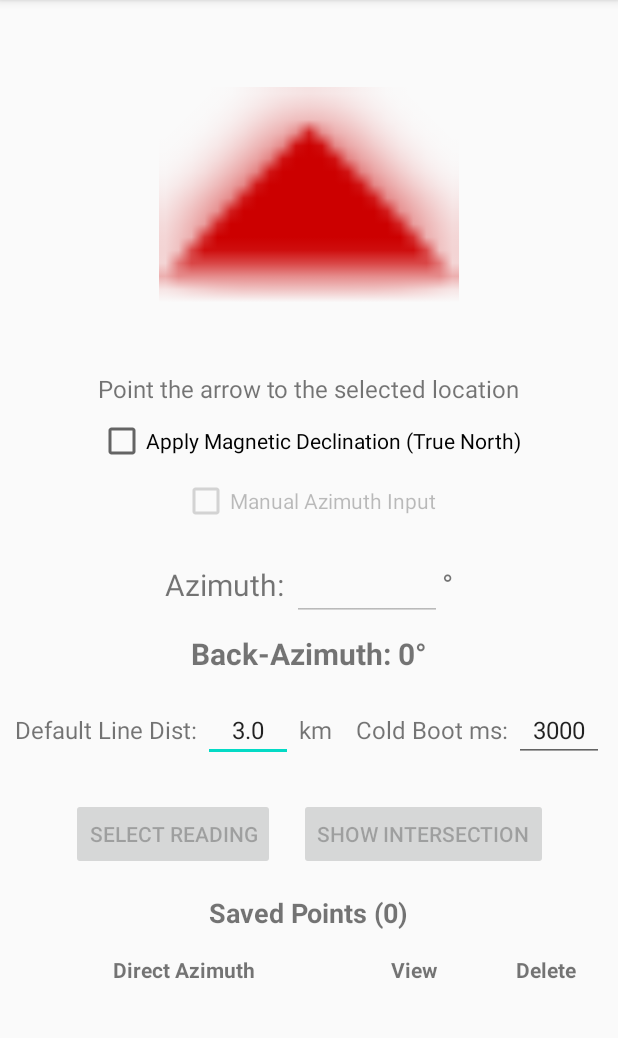
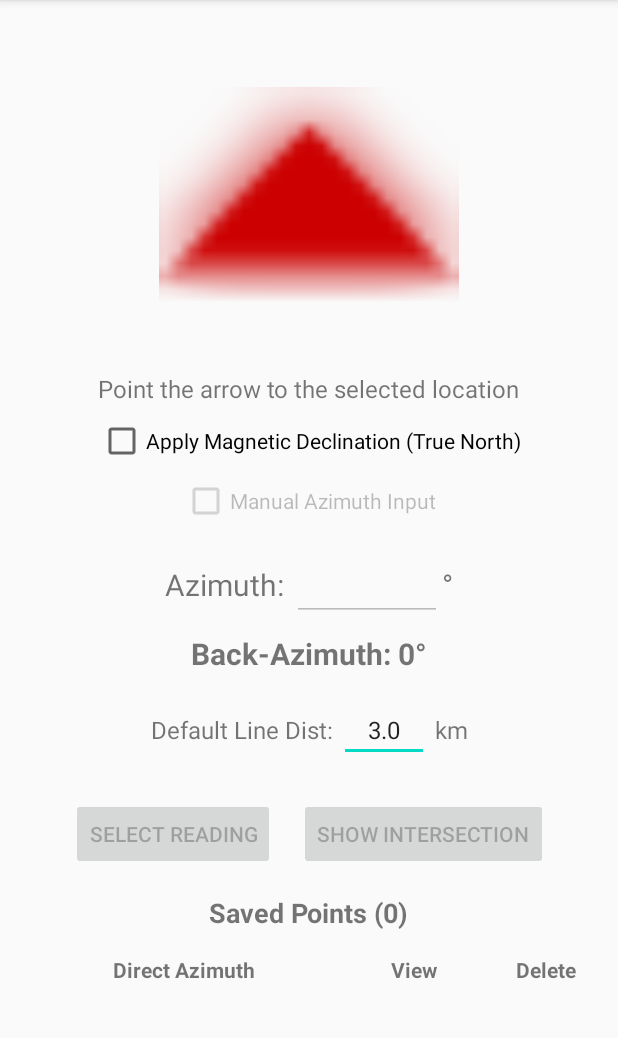
Before and after one commit to alexbodn/osmand_triangulation, an Android app: the screen it shows after launch (MainActivity), on a phone screen of 412 x 824 dp, the part 84-1122 px from its top. Run offline under Robolectric (Android 15) with nearby library versions, the phone set to English and light mode, and no system bars; libraries missing offline, so code that uses them is left out: net.osmand.aidlapi; 12 statements that could not run were skipped.

Commit message:
fix: override osmand startup location via intent extras
Appends 'lat' and 'lon' intent extras when launching OsmAnd so that a cold boot
initializes directly at the intended target location, overriding its default GPS auto-center.

Co-authored-by: alexbodn <4792193+alexbodn@users.noreply.github.com>

```diff
--- a/app/app/src/main/res/layout/activity_main.xml
+++ b/app/app/src/main/res/layout/activity_main.xml
@@ -140,23 +140,6 @@
             android:layout_height="wrap_content"
             android:text=" km"
             android:textSize="16sp" />
-
-        <TextView
-            android:layout_width="wrap_content"
-            android:layout_height="wrap_content"
-            android:layout_marginStart="16dp"
-            android:text="Cold Boot ms: "
-            android:textSize="16sp" />
-
-        <EditText
-            android:id="@+id/etColdBootDelay"
-            android:layout_width="60dp"
-            android:layout_height="wrap_content"
-            android:inputType="number"
-            android:imeOptions="actionDone"
-            android:textSize="16sp"
-            android:text="3000"
-            android:textAlignment="center" />
     </LinearLayout>
 
     <LinearLayout
```
Also changed, not shown: app/app/src/main/java/com/example/triangulation/MainActivity.kt (+29 -33 lines), 3 other files.
